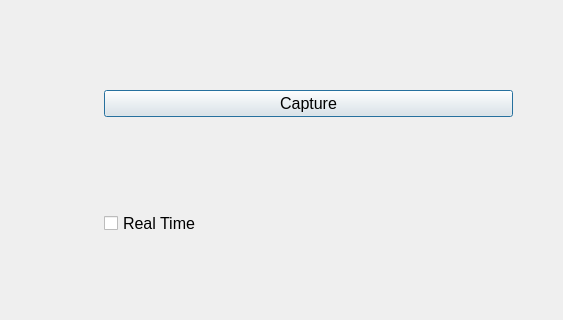
WEI22/ICMS, file gui/src/Camera.ui: the form before one commit; both pictures show x 659 to 1222 and y 98 to 418 of the 1222 by 855 pixel window.
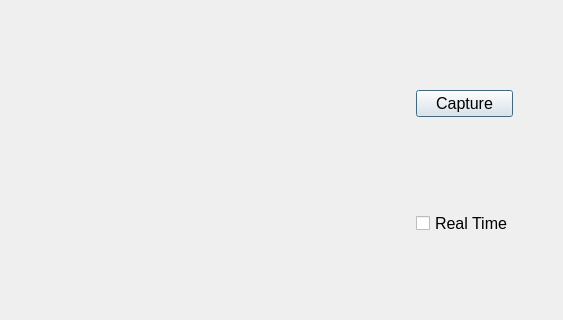
The form after the commit. Icons and pictures are not drawn. Custom widgets are drawn as their Qt base class.

Patch:
```diff
--- a/gui/src/Camera.ui
+++ b/gui/src/Camera.ui
@@ -171,7 +171,7 @@
     </layout>
    </item>
    <item>
-    <layout class="QHBoxLayout" name="horizontalLayout" stretch="0,0">
+    <layout class="QHBoxLayout" name="horizontalLayout" stretch="1,0">
      <property name="spacing">
       <number>0</number>
      </property>
```
Left out of the diff: 4 changed lines with no effect on the pictures.
